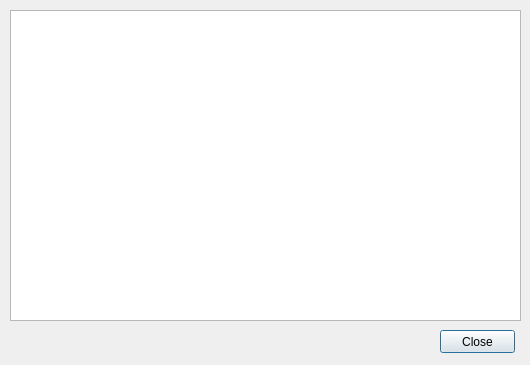
This is misc/Mesh3D/forms/summaryeditor.ui in tehnick/elmerfem as Qt 5 draws it before an edit. The edited form follows.
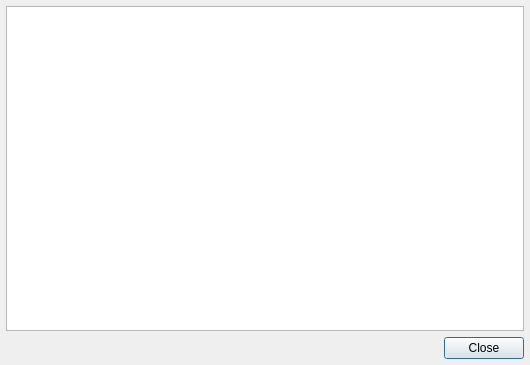
This is the edited form. Icons and pictures are not drawn.

Commit message: Fixed minor visual glitches on several form.

Patch:
```diff
--- a/misc/Mesh3D/forms/summaryeditor.ui
+++ b/misc/Mesh3D/forms/summaryeditor.ui
@@ -12,32 +12,50 @@
   <property name="windowTitle" >
    <string>Model summary</string>
   </property>
-  <widget class="QPushButton" name="closeButton" >
-   <property name="geometry" >
-    <rect>
-     <x>440</x>
-     <y>330</y>
-     <width>75</width>
-     <height>23</height>
-    </rect>
+  <layout class="QVBoxLayout" >
+   <property name="leftMargin" >
+    <number>6</number>
    </property>
-   <property name="text" >
-    <string>Close</string>
+   <property name="topMargin" >
+    <number>6</number>
    </property>
-   <property name="icon" >
-    <iconset resource="../Mesh3D.qrc" >:/icons/dialog-close.png</iconset>
+   <property name="rightMargin" >
+    <number>6</number>
    </property>
-  </widget>
-  <widget class="QTextEdit" name="summaryEdit" >
-   <property name="geometry" >
-    <rect>
-     <x>10</x>
-     <y>10</y>
-     <width>511</width>
-     <height>311</height>
-    </rect>
+   <property name="bottomMargin" >
+    <number>6</number>
    </property>
-  </widget>
+   <item>
+    <widget class="QTextEdit" name="summaryEdit" />
+   </item>
+   <item>
+    <layout class="QHBoxLayout" >
+     <item>
+      <spacer>
+       <property name="orientation" >
+        <enum>Qt::Horizontal</enum>
+       </property>
+       <property name="sizeHint" >
+        <size>
+         <width>40</width>
+         <height>20</height>
+        </size>
+       </property>
+      </spacer>
+     </item>
+     <item>
+      <widget class="QPushButton" name="closeButton" >
+       <property name="text" >
+        <string>Close</string>
+       </property>
+       <property name="icon" >
+        <iconset resource="../Mesh3D.qrc" >:/icons/dialog-close.png</iconset>
+       </property>
+      </widget>
+     </item>
+    </layout>
+   </item>
+  </layout>
  </widget>
  <resources>
   <include location="../Mesh3D.qrc" />
```
The commit also changes 5 other files.
